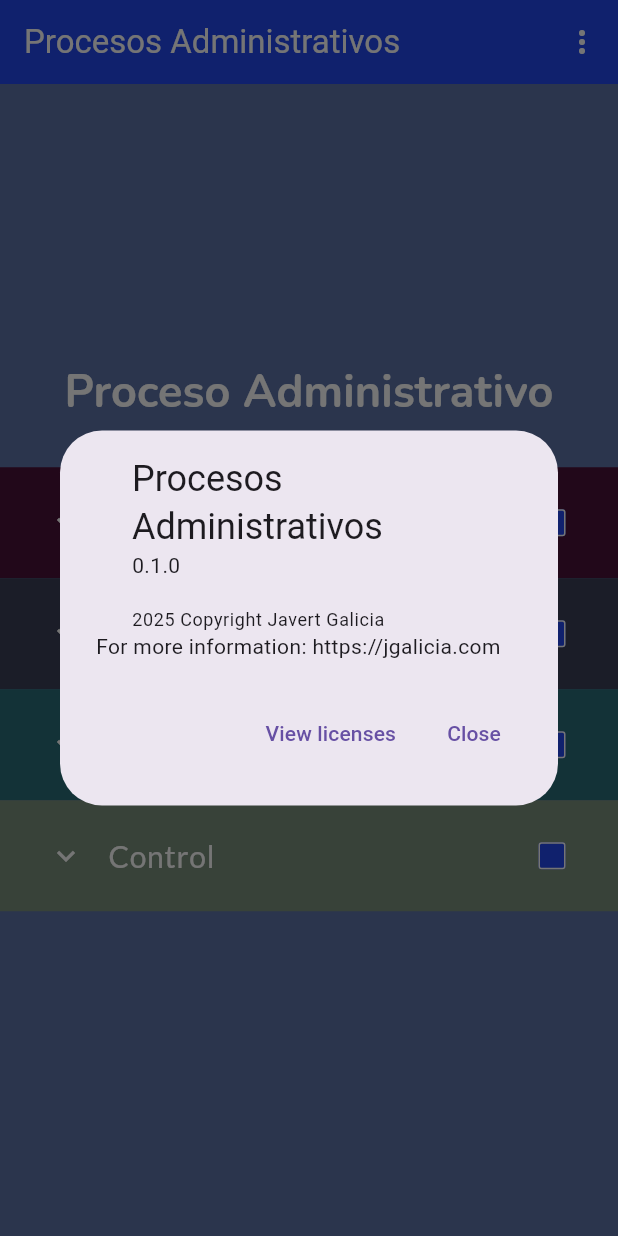
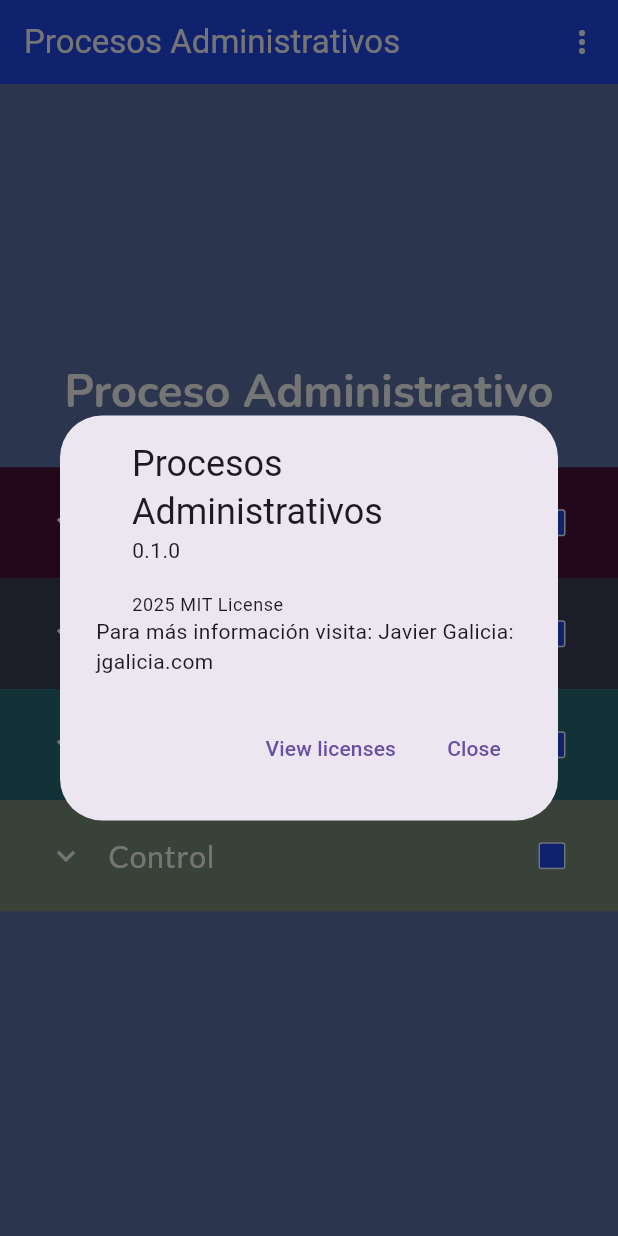
Before and after one commit to javert-galicia/admin_processes, a Flutter app: the screen it shows after launch, after a tap on the "more vert" icon, on a phone screen of 412 x 824 dp. Run offline on Flutter 3.47's test engine with Material 3 defaults, Android fonts, the light colour scheme and no system bars.

Commit message:
Updating License

```diff
--- a/lib/main.dart
+++ b/lib/main.dart
@@ -44,10 +44,10 @@ class HomeTree extends StatelessWidget {
                     builder: (context) => const AboutDialog(
                           applicationVersion: '0.1.0',
                           applicationName: 'Procesos Administrativos',
-                          applicationLegalese: '2025 Copyright Javert Galicia',
+                          applicationLegalese: '2025 MIT License',
                           children: [
                             Text(
-                                'For more information: https://jgalicia.com')
+                                'Para más información visita: Javier Galicia: jgalicia.com')
                           ],
                         ));
               },
--- a/pubspec.yaml
+++ b/pubspec.yaml
@@ -1,7 +1,7 @@
 name: admin_processes
 description: "Sistema de procesos administrativos organizados para facilitar el logro eficiente de objetivos, con acceso ágil y revisión continua desde cualquier dispositivo."
 publish_to: 'none'
-version: 0.1.0+2
+version: 0.1.0+4
 
 environment:
   sdk: ^3.5.3
```
Also changed, not shown: 2 other files.
